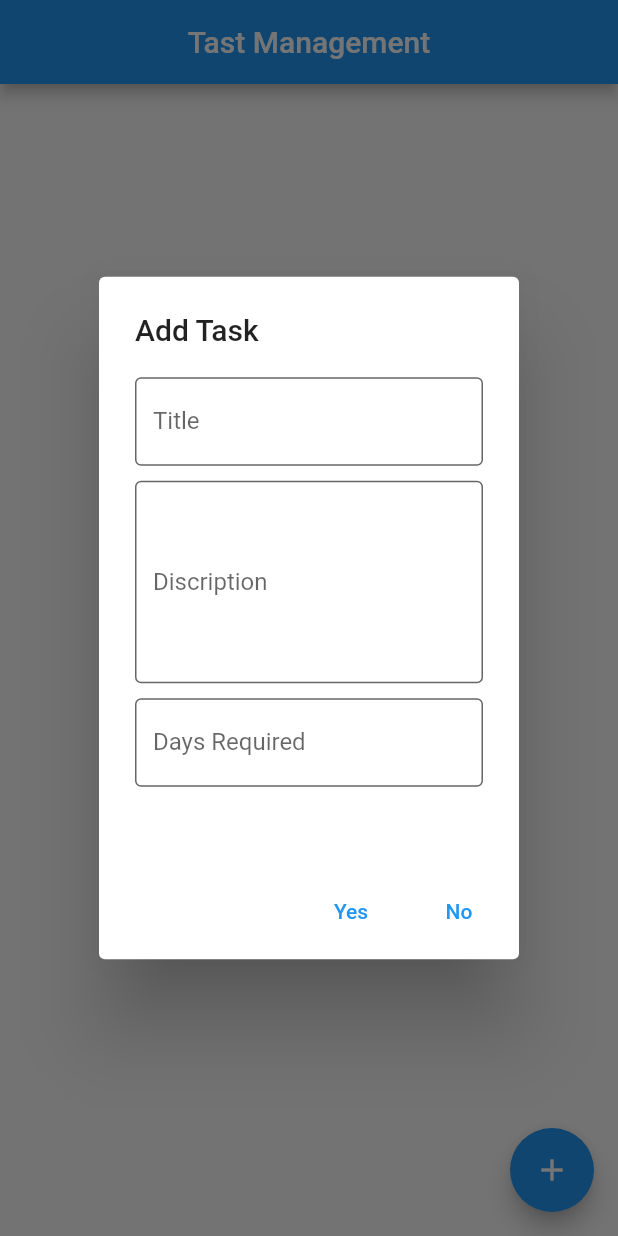
After one commit to khalid063/assignment_8, a Flutter app: the screen it shows after launch, after a tap on the "add" icon, on a phone screen of 412 x 824 dp. The commit adds this screen. Run offline on Flutter 3.47's test engine with Material 2 defaults, Android fonts, the phone set to English and light mode, and no system bars.

Commit message:
dialog box design is done

```diff
--- a/lib/main.dart
+++ b/lib/main.dart
@@ -1,4 +1,6 @@
 import 'package:flutter/material.dart';
+
+import 'main_screen.dart';
 
 void main() {
   runApp(const MyApp());
@@ -12,28 +14,9 @@ class MyApp extends StatelessWidget{
     return MaterialApp(
       debugShowCheckedModeBanner: false,
       title: "Assignment 8",
-      theme: ThemeData(primarySwatch: Colors.green),
-      home: HomeScreen(),
+      theme: ThemeData(primarySwatch: Colors.blue),
+      home: const MainScreen(),
     );
   }
 
 }
-
-class HomeScreen extends StatefulWidget{
-  @override
-  State<StatefulWidget> createState() {
-    return HomeScreenUI();
-  }
-
-}
-
-class HomeScreenUI extends State<HomeScreen>{
-  @override
-  Widget build(BuildContext context) {
-    return Scaffold(
-      appBar: AppBar(
-        title: Text("Assignment 8 work start"),
-      ),
-    );
-  }
-}
--- /dev/null
+++ b/lib/main_screen.dart
@@ -0,0 +1,80 @@
+
+
+import 'package:assignment_8/style.dart';
+import 'package:flutter/material.dart';
+
+class MainScreen extends StatefulWidget {
+  const MainScreen({Key? key}) : super(key: key);
+
+  @override
+  State<MainScreen> createState() => _MainScreenState();
+}
+
+class _MainScreenState extends State<MainScreen> {
+
+  /// Diolog Box code
+  _myAlertDiolog(context) {
+    return showDialog(
+        context: context,
+        builder: (BuildContext context){
+          return Expanded(
+              child: AlertDialog(
+                title: Text("Add Task"),
+                //content: Text("Do you want to delete"),
+                content: Container(
+                  height: 300,
+                  child: Column(
+                    children: [
+                      TextFormField(
+                        decoration: myInputDecoretion("Title"),
+                      ),
+                      SizedBox(height: 10,),
+                      TextFormField(
+                        keyboardType: TextInputType.multiline,
+                        maxLines: 5,
+                        //maxLength: 5000,
+                        decoration: myInputDecoretion("Discription"),
+                      ),
+                      SizedBox(height: 10,),
+                      TextFormField(
+                        decoration: myInputDecoretion("Days Required"),
+                      ),
+                    ],
+                  ),
+                ),
+                actions: [
+                  TextButton(onPressed: (){
+                    // _mySnackBar("Delete Succes", context);
+                    Navigator.of(context).pop();
+                  }, child: Text("Yes")),
+                  TextButton(onPressed: (){
+                    Navigator.of(context).pop();
+                  }, child: Text("No"))
+                ],
+              )
+          );
+        }
+    );
+  }
+
+  @override
+  Widget build(BuildContext context) {
+    return Scaffold(
+      appBar: AppBar(
+        title: Text("Tast Management"),
+        centerTitle: true,
+      ),
+      body: Container(
+        child: Center(
+          child: Text("Body Part"),
+        ),
+      ),
+      floatingActionButton: FloatingActionButton(
+        child: Icon(Icons.add),
+        onPressed: (){
+          _myAlertDiolog(context);
+        },
+      ),
+    );
+  }
+}
--- /dev/null
+++ b/lib/style.dart
@@ -0,0 +1,15 @@
+
+
+import 'package:flutter/material.dart';
+
+InputDecoration myInputDecoretion(label){
+  return InputDecoration(
+    hintText: "Title",
+    fillColor: Colors.white70,
+    filled: true,
+    labelText: label,
+    border: OutlineInputBorder(
+        borderSide: BorderSide(color: Colors.greenAccent)
+    ),
+  );
+}
```
